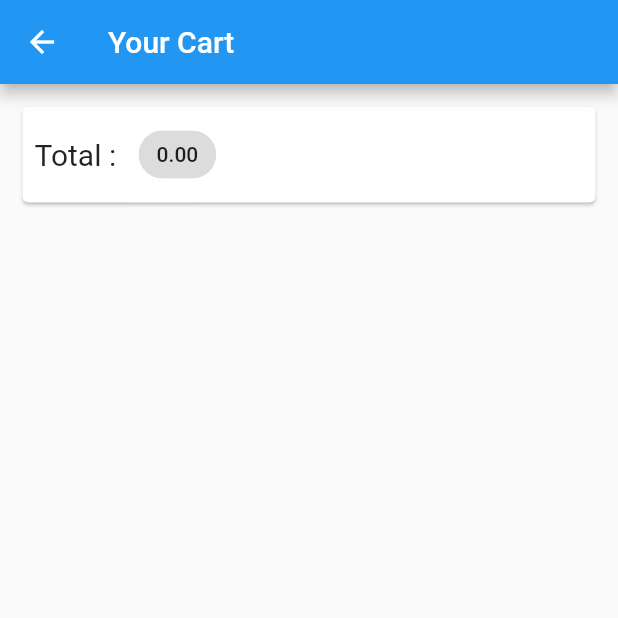
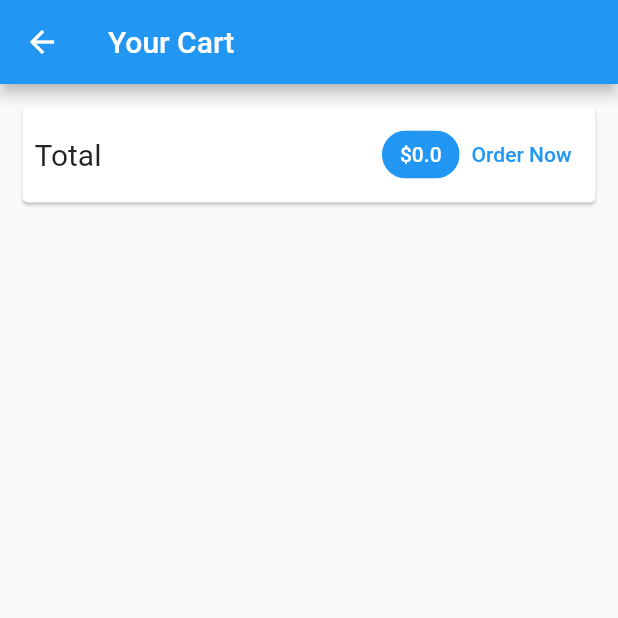
Before and after one commit to Holy-Morphism/shop_app, a Flutter app: the CartScreen screen opened by its route, on a phone screen of 412 x 824 dp, the top half of it. Run offline on Flutter 3.47's test engine with Material 2 defaults, Android fonts, the phone set to English and light mode, and no system bars; network calls fail.

```diff
--- a/lib/screens/cart_screen.dart
+++ b/lib/screens/cart_screen.dart
@@ -1,6 +1,7 @@
 import 'package:flutter/material.dart';
 import 'package:provider/provider.dart';
 import 'package:shop_app/providers/cart.dart';
+import 'package:shop_app/widgets/cart_item.dart' as ci;
 
 class CartScreen extends StatelessWidget {
   const CartScreen({super.key});
@@ -18,17 +19,42 @@ class CartScreen extends StatelessWidget {
           child: Padding(
             padding: const EdgeInsets.all(8),
             child: Row(
+              mainAxisAlignment: MainAxisAlignment.spaceBetween,
               children: [
                 const Text(
-                  'Total : ',
+                  'Total',
                   style: TextStyle(fontSize: 20),
                 ),
                 const SizedBox(
                   width: 10,
                 ),
-                Chip(label: Text(cart.totalOfItems.toStringAsFixed(2)))
+                const Spacer(),
+                Chip(
+                  label: Text(
+                    '\$${cart.totalOfItems}',
+                    style: TextStyle(
+                      color:
+                          Theme.of(context).primaryTextTheme.titleLarge?.color,
+                    ),
+                  ),
+                  backgroundColor: Theme.of(context).primaryColor,
+                ),
+                TextButton(onPressed: () {}, child: const Text('Order Now')),
               ],
             ),
+          ),
+        ),
+        Expanded(
+          child: ListView.builder(
+            itemBuilder: (ctx, i) {
+              return ci.CartItem(
+                  id: cart.cartItems.values.toList()[i].id,
+                  productId: cart.cartItems.keys.toList()[i],
+                  price: cart.cartItems.values.toList()[i].price,
+                  quantity: cart.cartItems.values.toList()[i].quantity,
+                  title: cart.cartItems.values.toList()[i].title);
+            },
+            itemCount: cart.itemCount,
           ),
         )
       ]),
```
Also changed, not shown: lib/providers/cart.dart (+6 -1 lines).
